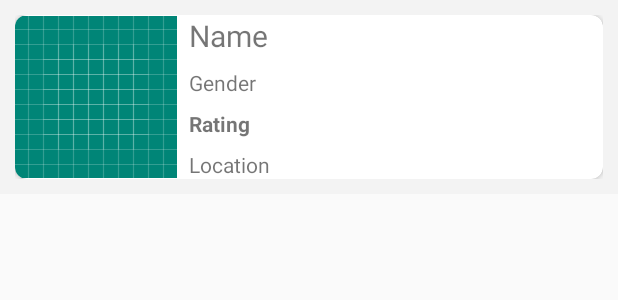
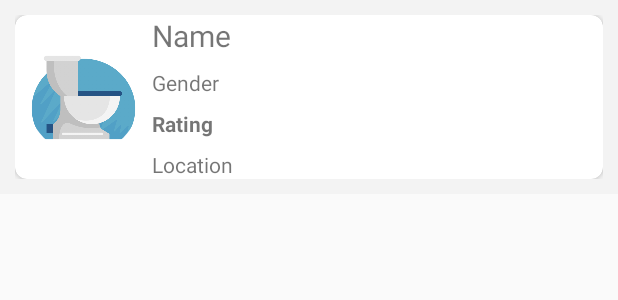
Before and after one commit to Team-Baskerville/Toilocate-mobile, an Android app: the layout card_view.xml on its own in the app's theme, with its tools: preview values and no code run, on a phone screen of 412 x 824 dp. Shown: the top 300 px of the screen. Run offline under Robolectric (Android 15) with nearby library versions, the phone set to English and light mode, and no system bars.

Commit message:
Nearby image load added

```diff
--- a/app/src/main/res/layout/card_view.xml
+++ b/app/src/main/res/layout/card_view.xml
@@ -20,14 +20,19 @@
             android:layout_width="match_parent"
             android:layout_height="match_parent">
 
-            <ImageView
-                android:id="@+id/imageView"
-                android:layout_width="wrap_content"
-                android:layout_height="wrap_content"
+            <de.hdodenhof.circleimageview.CircleImageView
+                android:id="@+id/imageNearbyToilet"
+                android:layout_width="75dp"
+                android:layout_height="75dp"
+                android:layout_marginStart="8dp"
+                android:layout_marginTop="8dp"
+                android:layout_marginBottom="8dp"
+                android:src="@drawable/toilet"
+                app:civ_border_color="#1565C0"
+                app:civ_border_width="0dp"
                 app:layout_constraintBottom_toBottomOf="parent"
                 app:layout_constraintStart_toStartOf="parent"
-                app:layout_constraintTop_toTopOf="parent"
-                app:srcCompat="@drawable/ic_launcher_background" />
+                app:layout_constraintTop_toTopOf="parent" />
 
             <TextView
                 android:id="@+id/textViewCardTitle"
@@ -38,7 +43,7 @@
                 android:text="Name"
                 android:textSize="20sp"
                 app:layout_constraintEnd_toEndOf="parent"
-                app:layout_constraintStart_toEndOf="@+id/imageView"
+                app:layout_constraintStart_toEndOf="@+id/imageNearbyToilet"
                 app:layout_constraintTop_toTopOf="parent" />
 
             <TextView
@@ -51,7 +56,7 @@
                 android:text="Gender"
                 android:textSize="14sp"
                 app:layout_constraintEnd_toEndOf="parent"
-                app:layout_constraintStart_toEndOf="@+id/imageView"
+                app:layout_constraintStart_toEndOf="@+id/imageNearbyToilet"
                 app:layout_constraintTop_toBottomOf="@+id/textViewCardTitle" />
 
             <TextView
@@ -64,7 +69,7 @@
                 android:text="Rating"
                 android:textStyle="bold"
                 app:layout_constraintEnd_toEndOf="parent"
-                app:layout_constraintStart_toEndOf="@+id/imageView"
+                app:layout_constraintStart_toEndOf="@+id/imageNearbyToilet"
                 app:layout_constraintTop_toBottomOf="@+id/textViewCardGender" />
 
             <TextView
@@ -76,7 +81,7 @@
                 android:layout_marginEnd="8dp"
                 android:text="Location"
                 app:layout_constraintEnd_toEndOf="parent"
-                app:layout_constraintStart_toEndOf="@+id/imageView"
+                app:layout_constraintStart_toEndOf="@+id/imageNearbyToilet"
                 app:layout_constraintTop_toBottomOf="@+id/textViewCardRating" />
         </androidx.constraintlayout.widget.ConstraintLayout>
     </androidx.cardview.widget.CardView>
```
Also changed, not shown: app/src/main/java/com/baskerville/toilocate/Adapter.java (+17 -3 lines).
